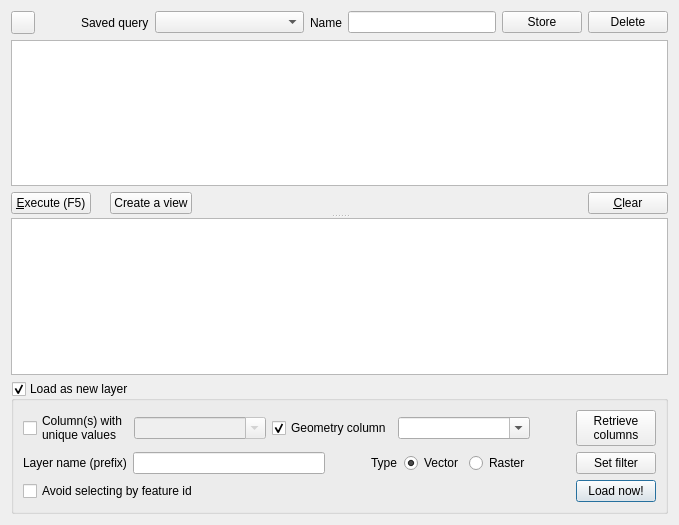
Qt form python/plugins/db_manager/ui/DlgSqlWindow.ui (qgis/QGIS) before a commit.
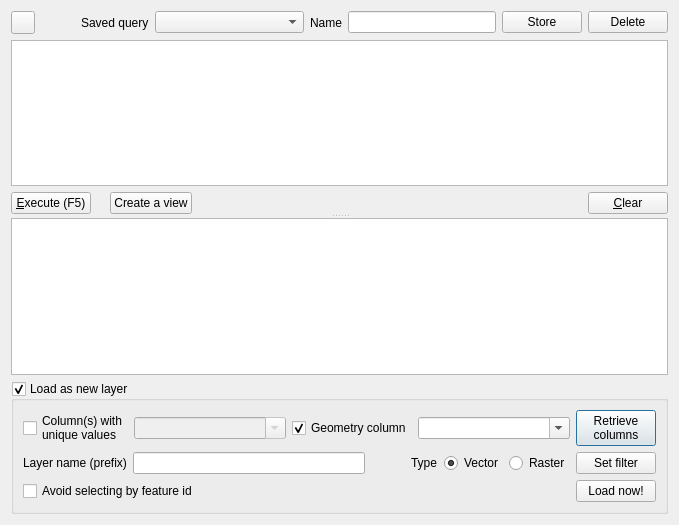
The same form after that commit. Custom widgets are drawn as their Qt base class.

Commit message: Better widget's alignment

Patch:
```diff
--- a/python/plugins/db_manager/ui/DlgSqlWindow.ui
+++ b/python/plugins/db_manager/ui/DlgSqlWindow.ui
@@ -38,131 +38,70 @@
       <bool>true</bool>
      </property>
      <layout class="QGridLayout" name="gridLayout">
-      <item row="0" column="0">
+      <item row="0" column="0" colspan="2">
        <widget class="QWidget" name="loadAsLayerWidget" native="true">
         <layout class="QGridLayout" name="gridLayout_3">
-         <property name="margin">
+         <property name="leftMargin">
           <number>0</number>
          </property>
-         <item row="2" column="0">
-          <layout class="QHBoxLayout" name="horizontalLayout_2">
-           <item>
-            <widget class="QCheckBox" name="avoidSelectById">
-             <property name="toolTip">
-              <string>&lt;html&gt;&lt;head/&gt;&lt;body&gt;&lt;p&gt;Avoid selecting feature by id. Sometimes - especially when running expensive queries/views - fetching the data sequentially instead of fetching features by id can be much quicker.&lt;/p&gt;&lt;/body&gt;&lt;/html&gt;</string>
-             </property>
-             <property name="text">
-              <string>Avoid selecting by feature id</string>
-             </property>
-            </widget>
-           </item>
-           <item>
-            <spacer name="horizontalSpacer_2">
-             <property name="orientation">
-              <enum>Qt::Horizontal</enum>
-             </property>
-             <property name="sizeHint" stdset="0">
-              <size>
-               <width>40</width>
-               <height>20</height>
-              </size>
-             </property>
-            </spacer>
-           </item>
-           <item>
-            <widget class="QPushButton" name="loadLayerBtn">
-             <property name="text">
-              <string>Load now!</string>
-             </property>
-            </widget>
-           </item>
-          </layout>
-         </item>
-         <item row="0" column="0">
-          <layout class="QHBoxLayout" name="horizontalLayout_6">
-           <item>
-            <widget class="QCheckBox" name="uniqueColumnCheck">
-             <property name="text">
-              <string>Column(s) with 
-unique values</string>
-             </property>
-            </widget>
-           </item>
-           <item>
-            <widget class="QComboBox" name="uniqueCombo">
-             <property name="enabled">
-              <bool>false</bool>
-             </property>
-             <property name="sizePolicy">
-              <sizepolicy hsizetype="Expanding" vsizetype="Fixed">
-               <horstretch>0</horstretch>
-               <verstretch>0</verstretch>
-              </sizepolicy>
-             </property>
-             <property name="editable">
-              <bool>true</bool>
-             </property>
-             <property name="insertPolicy">
-              <enum>QComboBox::NoInsert</enum>
-             </property>
-            </widget>
-           </item>
-           <item>
-            <widget class="QCheckBox" name="hasGeometryCol">
-             <property name="text">
-              <string>Geometry column</string>
-             </property>
-             <property name="checked">
-              <bool>true</bool>
-             </property>
-             <property name="tristate">
-              <bool>false</bool>
-             </property>
-            </widget>
-           </item>
-           <item>
-            <widget class="QComboBox" name="geomCombo">
-             <property name="sizePolicy">
-              <sizepolicy hsizetype="Expanding" vsizetype="Fixed">
-               <horstretch>0</horstretch>
-               <verstretch>0</verstretch>
-              </sizepolicy>
-             </property>
-             <property name="editable">
-              <bool>true</bool>
-             </property>
-             <property name="insertPolicy">
-              <enum>QComboBox::NoInsert</enum>
-             </property>
-            </widget>
-           </item>
-           <item>
-            <spacer name="horizontalSpacer_5">
-             <property name="orientation">
-              <enum>Qt::Horizontal</enum>
-             </property>
-             <property name="sizeType">
-              <enum>QSizePolicy::Fixed</enum>
-             </property>
-             <property name="sizeHint" stdset="0">
-              <size>
-               <width>40</width>
-               <height>20</height>
-              </size>
-             </property>
-            </spacer>
-           </item>
-           <item>
-            <widget class="QPushButton" name="getColumnsBtn">
-             <property name="text">
-              <string>Retrieve 
+         <property name="topMargin">
+          <number>0</number>
+         </property>
+         <property name="rightMargin">
+          <number>0</number>
+         </property>
+         <property name="bottomMargin">
+          <number>0</number>
+         </property>
+         <item row="0" column="3">
+          <widget class="QPushButton" name="getColumnsBtn">
+           <property name="text">
+            <string>Retrieve 
 columns</string>
-             </property>
-            </widget>
-           </item>
-          </layout>
+           </property>
+          </widget>
          </item>
-         <item row="1" column="0">
+         <item row="2" column="1">
+          <spacer name="horizontalSpacer_2">
+           <property name="orientation">
+            <enum>Qt::Horizontal</enum>
+           </property>
+           <property name="sizeHint" stdset="0">
+            <size>
+             <width>40</width>
+             <height>20</height>
+            </size>
+           </property>
+          </spacer>
+         </item>
+         <item row="1" column="3">
+          <widget class="QPushButton" name="btnSetFilter">
+           <property name="text">
+            <string>Set filter</string>
+           </property>
+           <property name="autoDefault">
+            <bool>false</bool>
+           </property>
+          </widget>
+         </item>
+         <item row="2" column="3">
+          <widget class="QPushButton" name="loadLayerBtn">
+           <property name="text">
+            <string>Load now!</string>
+           </property>
+          </widget>
+         </item>
+         <item row="2" column="0">
+          <widget class="QCheckBox" name="avoidSelectById">
+           <property name="toolTip">
+            <string>&lt;html&gt;&lt;head/&gt;&lt;body&gt;&lt;p&gt;Avoid selecting feature by id. Sometimes - especially when running expensive queries/views - fetching the data sequentially instead of fetching features by id can be much quicker.&lt;/p&gt;&lt;/body&gt;&lt;/html&gt;</string>
+           </property>
+           <property name="text">
+            <string>Avoid selecting by feature id</string>
+           </property>
+          </widget>
+         </item>
+         <item row="1" column="0" colspan="2">
           <layout class="QHBoxLayout" name="horizontalLayout_7">
            <item>
             <widget class="QLabel" name="label_5">
@@ -223,32 +162,66 @@
                 </property>
                </widget>
               </item>
-              <item>
-               <spacer name="horizontalSpacer_6">
-                <property name="orientation">
-                 <enum>Qt::Horizontal</enum>
-                </property>
-                <property name="sizeType">
-                 <enum>QSizePolicy::Fixed</enum>
-                </property>
-                <property name="sizeHint" stdset="0">
-                 <size>
-                  <width>40</width>
-                  <height>20</height>
-                 </size>
-                </property>
-               </spacer>
-              </item>
              </layout>
             </widget>
            </item>
+          </layout>
+         </item>
+         <item row="0" column="0" colspan="2">
+          <layout class="QHBoxLayout" name="horizontalLayout_6">
            <item>
-            <widget class="QPushButton" name="btnSetFilter">
+            <widget class="QCheckBox" name="uniqueColumnCheck">
              <property name="text">
-              <string>Set filter</string>
+              <string>Column(s) with 
+unique values</string>
              </property>
-             <property name="autoDefault">
+            </widget>
+           </item>
+           <item>
+            <widget class="QComboBox" name="uniqueCombo">
+             <property name="enabled">
               <bool>false</bool>
+             </property>
+             <property name="sizePolicy">
+              <sizepolicy hsizetype="Expanding" vsizetype="Fixed">
+               <horstretch>0</horstretch>
+               <verstretch>0</verstretch>
+              </sizepolicy>
+             </property>
+             <property name="editable">
+              <bool>true</bool>
+             </property>
+             <property name="insertPolicy">
+              <enum>QComboBox::NoInsert</enum>
+             </property>
+            </widget>
+           </item>
+           <item>
+            <widget class="QCheckBox" name="hasGeometryCol">
+             <property name="text">
+              <string>Geometry column</string>
+             </property>
+             <property name="checked">
+              <bool>true</bool>
+             </property>
+             <property name="tristate">
+              <bool>false</bool>
+             </property>
+            </widget>
+           </item>
+           <item>
+            <widget class="QComboBox" name="geomCombo">
+             <property name="sizePolicy">
+              <sizepolicy hsizetype="Expanding" vsizetype="Fixed">
+               <horstretch>0</horstretch>
+               <verstretch>0</verstretch>
+              </sizepolicy>
+             </property>
+             <property name="editable">
+              <bool>true</bool>
+             </property>
+             <property name="insertPolicy">
+              <enum>QComboBox::NoInsert</enum>
              </property>
             </widget>
            </item>
```
The commit also changes 1 other file.
